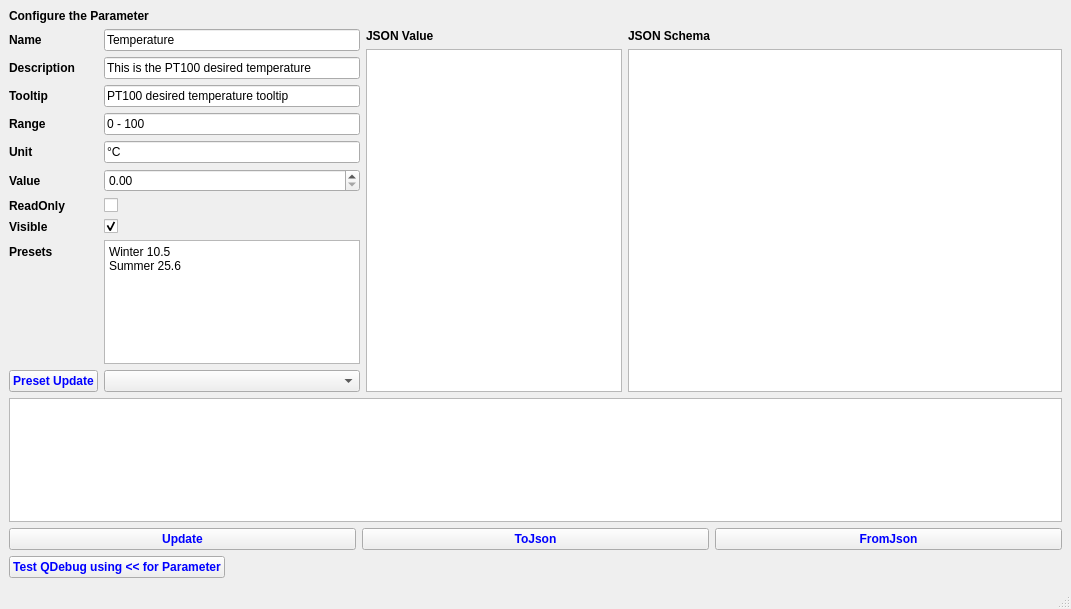
Before: the Qt Designer form Examples/AppParameterBasicUsage/mainwindow.ui in g-gualeni/QtNoid2, drawn with Qt 5.
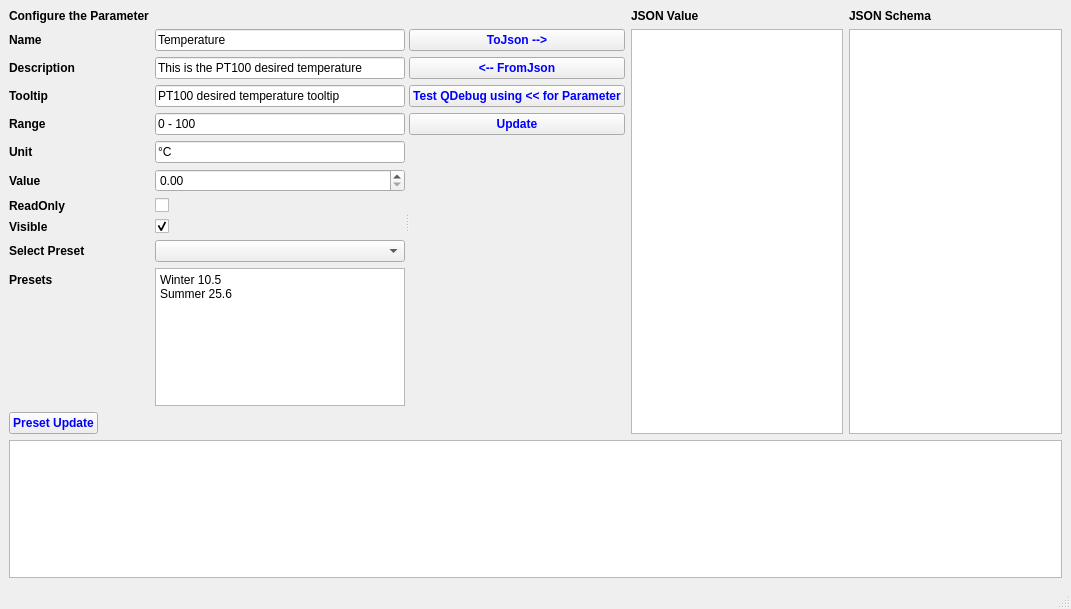
After: the same form once the commit is applied.

```diff
--- a/Examples/AppParameterBasicUsage/mainwindow.ui
+++ b/Examples/AppParameterBasicUsage/mainwindow.ui
@@ -16,22 +16,25 @@
   <widget class="QWidget" name="centralwidget">
    <layout class="QVBoxLayout" name="verticalLayout">
     <item>
-     <widget class="QLabel" name="label">
-      <property name="font">
-       <font>
-        <bold>true</bold>
-       </font>
+     <widget class="QSplitter" name="splitter">
+      <property name="orientation">
+       <enum>Qt::Orientation::Horizontal</enum>
       </property>
-      <property name="text">
-       <string>Configure the Parameter</string>
-      </property>
-     </widget>
-    </item>
-    <item>
-     <layout class="QHBoxLayout" name="horizontalLayout_2" stretch="0,100">
-      <item>
+      <widget class="QWidget" name="">
        <layout class="QFormLayout" name="formLayout_2">
         <item row="0" column="0">
+         <widget class="QLabel" name="label">
+          <property name="font">
+           <font>
+            <bold>true</bold>
+           </font>
+          </property>
+          <property name="text">
+           <string>Configure the Parameter</string>
+          </property>
+         </widget>
+        </item>
+        <item row="1" column="0">
          <widget class="QLabel" name="label_2">
           <property name="font">
            <font>
@@ -43,14 +46,14 @@
           </property>
          </widget>
         </item>
-        <item row="0" column="1">
+        <item row="1" column="1">
          <widget class="QLineEdit" name="txtName">
           <property name="text">
            <string>Temperature</string>
           </property>
          </widget>
         </item>
-        <item row="1" column="0">
+        <item row="2" column="0">
          <widget class="QLabel" name="label_3">
           <property name="font">
            <font>
@@ -62,7 +65,7 @@
           </property>
          </widget>
         </item>
-        <item row="1" column="1">
+        <item row="2" column="1">
          <widget class="QLineEdit" name="txtDescription">
           <property name="minimumSize">
            <size>
@@ -75,7 +78,7 @@
           </property>
          </widget>
         </item>
-        <item row="2" column="0">
+        <item row="3" column="0">
          <widget class="QLabel" name="label_11">
           <property name="font">
            <font>
@@ -87,7 +90,7 @@
           </property>
          </widget>
         </item>
-        <item row="2" column="1">
+        <item row="3" column="1">
          <widget class="QLineEdit" name="txtTooltip">
           <property name="minimumSize">
            <size>
@@ -100,7 +103,7 @@
           </property>
          </widget>
         </item>
-        <item row="3" column="0">
+        <item row="4" column="0">
          <widget class="QLabel" name="label_4">
           <property name="font">
            <font>
@@ -112,14 +115,14 @@
           </property>
          </widget>
         </item>
-        <item row="3" column="1">
+        <item row="4" column="1">
          <widget class="QLineEdit" name="txtRange">
           <property name="text">
            <string>0 - 100</string>
           </property>
          </widget>
         </item>
-        <item row="4" column="0">
+        <item row="5" column="0">
          <widget class="QLabel" name="label_6">
           <property name="font">
            <font>
@@ -131,14 +134,14 @@
           </property>
          </widget>
         </item>
-        <item row="4" column="1">
+        <item row="5" column="1">
          <widget class="QLineEdit" name="txtUnit">
           <property name="text">
            <string>°C</string>
           </property>
          </widget>
         </item>
-        <item row="5" column="0">
+        <item row="6" column="0">
          <widget class="QLabel" name="label_5">
           <property name="font">
            <font>
@@ -150,10 +153,10 @@
           </property>
          </widget>
         </item>
-        <item row="5" column="1">
+        <item row="6" column="1">
          <widget class="QDoubleSpinBox" name="txtValue"/>
         </item>
-        <item row="6" column="0">
+        <item row="7" column="0">
          <widget class="QLabel" name="label_7">
           <property name="font">
            <font>
@@ -165,14 +168,14 @@
           </property>
          </widget>
         </item>
-        <item row="6" column="1">
+        <item row="7" column="1">
          <widget class="QCheckBox" name="optReadOnly">
           <property name="text">
            <string/>
           </property>
          </widget>
         </item>
-        <item row="7" column="0">
+        <item row="8" column="0">
          <widget class="QLabel" name="label_12">
           <property name="font">
            <font>
@@ -184,7 +187,7 @@
           </property>
          </widget>
         </item>
-        <item row="7" column="1">
+        <item row="8" column="1">
          <widget class="QCheckBox" name="optVisible">
           <property name="text">
            <string/>
@@ -194,7 +197,7 @@
           </property>
          </widget>
         </item>
-        <item row="8" column="0">
+        <item row="9" column="0">
          <widget class="QLabel" name="label_10">
           <property name="font">
            <font>
@@ -202,11 +205,26 @@
            </font>
           </property>
           <property name="text">
+           <string>Select Preset</string>
+          </property>
+         </widget>
+        </item>
+        <item row="9" column="1">
+         <widget class="QComboBox" name="cboPresets"/>
+        </item>
+        <item row="10" column="0">
+         <widget class="QLabel" name="label_13">
+          <property name="font">
+           <font>
+            <bold>true</bold>
+           </font>
+          </property>
+          <property name="text">
            <string>Presets</string>
           </property>
          </widget>
         </item>
-        <item row="8" column="1">
+        <item row="10" column="1">
          <widget class="QPlainTextEdit" name="txtPresets">
           <property name="plainText">
            <string>Winter 10.5
@@ -214,7 +232,7 @@
           </property>
          </widget>
         </item>
-        <item row="9" column="0">
+        <item row="11" column="0">
          <widget class="QPushButton" name="cmdUpdatePreset">
           <property name="styleSheet">
            <string notr="true">color: blue;font-weight: bold;</string>
@@ -224,20 +242,21 @@
           </property>
          </widget>
         </item>
-        <item row="9" column="1">
-         <widget class="QComboBox" name="cboPresets"/>
-        </item>
        </layout>
-      </item>
-      <item>
-       <layout class="QFormLayout" name="formLayout">
-        <item row="1" column="0">
-         <widget class="QPlainTextEdit" name="txtJsonValue"/>
+      </widget>
+      <widget class="QWidget" name="">
+       <layout class="QGridLayout" name="gridLayout_2" rowstretch="0,0,0,0,0,100">
+        <item row="2" column="0">
+         <widget class="QPushButton" name="cmdFromJson">
+          <property name="styleSheet">
+           <string notr="true">color: blue;font-weight: bold;</string>
+          </property>
+          <property name="text">
+           <string>&lt;-- FromJson</string>
+          </property>
+         </widget>
         </item>
-        <item row="1" column="1">
-         <widget class="QPlainTextEdit" name="txtJsonSchema"/>
-        </item>
-        <item row="0" column="0">
+        <item row="0" column="1">
          <widget class="QLabel" name="label_8">
           <property name="font">
            <font>
@@ -249,7 +268,17 @@
           </property>
          </widget>
         </item>
-        <item row="0" column="1">
+        <item row="1" column="0">
+         <widget class="QPushButton" name="cmdToJson">
+          <property name="styleSheet">
+           <string notr="true">color: blue;font-weight: bold;</string>
+          </property>
+          <property name="text">
+           <string>ToJson --&gt;</string>
+          </property>
+         </widget>
+        </item>
+        <item row="0" column="2">
          <widget class="QLabel" name="label_9">
           <property name="font">
            <font>
@@ -261,93 +290,39 @@
           </property>
          </widget>
         </item>
+        <item row="3" column="0">
+         <widget class="QPushButton" name="cmdQDebug">
+          <property name="styleSheet">
+           <string notr="true">color: blue;font-weight: bold;</string>
+          </property>
+          <property name="text">
+           <string>Test QDebug using &lt;&lt; for Parameter</string>
+          </property>
+         </widget>
+        </item>
+        <item row="1" column="2" rowspan="5">
+         <widget class="QPlainTextEdit" name="txtJsonSchema"/>
+        </item>
+        <item row="4" column="0">
+         <widget class="QPushButton" name="cmdUpdate">
+          <property name="styleSheet">
+           <string notr="true">color: blue;font-weight: bold;</string>
+          </property>
+          <property name="text">
+           <string>Update</string>
+          </property>
+         </widget>
+        </item>
+        <item row="1" column="1" rowspan="5">
+         <widget class="QPlainTextEdit" name="txtJsonValue"/>
+        </item>
        </layout>
-      </item>
-     </layout>
+      </widget>
+     </widget>
     </item>
     <item>
      <widget class="QPlainTextEdit" name="txtLog"/>
     </item>
-    <item>
-     <layout class="QHBoxLayout" name="horizontalLayout_3">
-      <item>
-       <widget class="QPushButton" name="cmdUpdate">
-        <property name="styleSheet">
-         <string notr="true">color: blue;font-weight: bold;</string>
-        </property>
-        <property name="text">
-         <string>Update</string>
-        </property>
-       </widget>
-      </item>
-      <item>
-       <widget class="QPushButton" name="cmdToJson">
-        <property name="minimumSize">
-         <size>
-          <width>150</width>
-          <height>0</height>
-         </size>
-        </property>
-        <property name="styleSheet">
-         <string notr="true">color: blue;font-weight: bold;</string>
-        </property>
-        <property name="text">
-         <string>ToJson</string>
-        </property>
-       </widget>
-      </item>
-      <item>
-       <widget class="QPushButton" name="cmdFromJson">
-        <property name="styleSheet">
-         <string notr="true">color: blue;font-weight: bold;</string>
-        </property>
-        <property name="text">
-         <string>FromJson</string>
-        </property>
-       </widget>
-      </item>
-     </layout>
-    </item>
-    <item>
-     <spacer name="verticalSpacer">
-      <property name="orientation">
-       <enum>Qt::Orientation::Vertical</enum>
-      </property>
-      <property name="sizeHint" stdset="0">
-       <size>
-        <width>20</width>
-        <height>40</height>
-       </size>
-      </property>
-     </spacer>
-    </item>
-    <item>
-     <layout class="QGridLayout" name="gridLayout">
-      <item row="0" column="2">
-       <spacer name="horizontalSpacer">
-        <property name="orientation">
-         <enum>Qt::Orientation::Horizontal</enum>
-        </property>
-        <property name="sizeHint" stdset="0">
-         <size>
-          <width>40</width>
-          <height>20</height>
-         </size>
-        </property>
-       </spacer>
-      </item>
-      <item row="0" column="0">
-       <widget class="QPushButton" name="cmdQDebug">
-        <property name="styleSheet">
-         <string notr="true">color: blue;font-weight: bold;</string>
-        </property>
-        <property name="text">
-         <string>Test QDebug using &lt;&lt; for Parameter</string>
-        </property>
-       </widget>
-      </item>
-     </layout>
-    </item>
    </layout>
   </widget>
   <widget class="QMenuBar" name="menubar">
```
